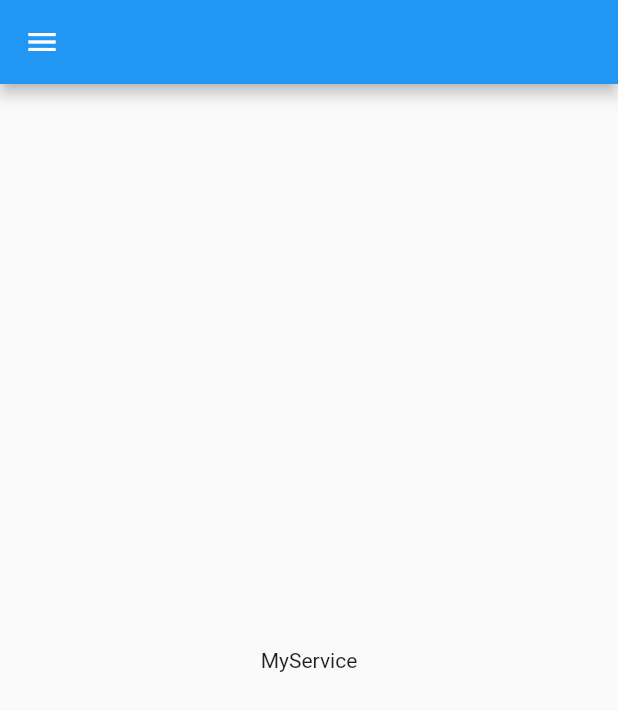
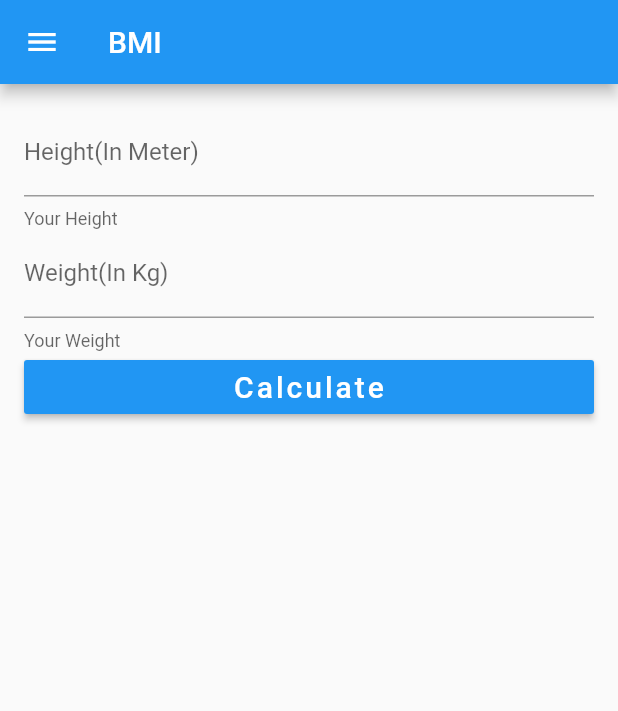
Before and after one commit to tanin5462/NeungFlutterLearning, a Flutter app: the MyService screen opened directly, on a phone screen of 412 x 824 dp. Shown: the top 711 px of the screen. Run offline on Flutter 3.47's test engine with Material 2 defaults, Android fonts, the phone set to English and light mode, and no system bars; our stand-ins replace cloud_firestore, shared_preferences; accounts and stored records are empty.

```diff
--- /dev/null
+++ b/lib/screens/bmi_program.dart
@@ -0,0 +1,142 @@
+import 'package:flutter/material.dart';
+
+class MyBmi extends StatefulWidget {
+  @override
+  _MyBmiState createState() => _MyBmiState();
+}
+
+class _MyBmiState extends State<MyBmi> {
+  // Explicit
+  var bmiResult, height, weight;
+  bool isShowBmiResult = false;
+  final formKey = GlobalKey<FormState>();
+  final TextEditingController _controller = new TextEditingController();
+  // Methods
+  Widget showForm() {
+    return Form(
+      key: formKey,
+      child: Column(
+        children: <Widget>[
+          heightText(),
+          weightText(),
+        ],
+      ),
+    );
+  }
+
+  Widget heightText() {
+    return TextFormField(
+      decoration: InputDecoration(
+        labelText: "Height(In Meter)",
+        helperText: "Your Height",
+      ),
+      onSaved: (String value) {
+        height = value;
+      },
+    );
+  }
+
+  Widget weightText() {
+    return TextFormField(
+      decoration: InputDecoration(
+        labelText: "Weight(In Kg)",
+        helperText: "Your Weight",
+      ),
+      onSaved: (String value) {
+        weight = value;
+      },
+    );
+  }
+
+  Widget showResult() {
+    if (isShowBmiResult) {
+      return Container(
+        padding: EdgeInsets.all(16.0),
+        child: Center(
+          child: Column(
+            children: <Widget>[
+              Text(
+                "Your BMI",
+                style: TextStyle(fontSize: 30.0, letterSpacing: 3.0),
+              ),
+              Container(
+                height: 16.0,
+              ),
+              Text(
+                bmiResult.toStringAsFixed(2),
+                style: TextStyle(fontSize: 30.0, letterSpacing: 3.0),
+              )
+            ],
+          ),
+        ),
+      );
+    } else {
+      return Container();
+    }
+  }
+
+  Widget calculateButton() {
+    return RaisedButton(
+      color: Colors.blue,
+      textColor: Colors.white,
+      child: Text(
+        "Calculate",
+        style: TextStyle(letterSpacing: 2.0, fontSize: 20),
+      ),
+      onPressed: () {
+        formKey.currentState.save();
+        // print("height = $height , weight = $weight");
+        var newWeight = double.parse(weight);
+        var newHeight = double.parse(height) / 100;
+        var powerOfHeight = newHeight * newHeight;
+        print("newWeight = $newWeight, newHeight = $powerOfHeight");
+
+        setState(() {
+          bmiResult = newWeight / powerOfHeight;
+          isShowBmiResult = true;
+        });
+      },
+    );
+  }
+
+  Widget clearButton() {
+    if (isShowBmiResult) {
+      return RaisedButton(
+        textColor: Colors.white,
+        color: Colors.red[400],
+        child: Text(
+          "Clear",
+          style: TextStyle(fontSize: 20, letterSpacing: 2.0),
+        ),
+        onPressed: () {
+          setState(() {
+            bmiResult = "";
+            height = "";
+            weight = "";
+            isShowBmiResult = false;
+          });
+        },
+      );
+    } else {
+      return Container();
+    }
+  }
+
+  @override
+  Widget build(BuildContext context) {
+    return Container(
+      width: MediaQuery.of(context).size.width,
+      padding: EdgeInsets.all(16.0),
+      child: Container(
+        child: ListView(
+          children: <Widget>[
+            showForm(),
+            showResult(),
+            calculateButton(),
+            clearButton(),
+          ],
+        ),
+      ),
+    );
+  }
+}
--- a/lib/screens/myservice.dart
+++ b/lib/screens/myservice.dart
@@ -1,4 +1,8 @@
 import 'package:flutter/material.dart';
+import 'package:neungflutter/screens/bmi_program.dart';
+import 'package:neungflutter/screens/calculator_program.dart';
+import 'package:neungflutter/screens/home.dart';
+import 'package:shared_preferences/shared_preferences.dart';
 
 class MyService extends StatefulWidget {
   @override
@@ -6,6 +10,59 @@ class MyService extends StatefulWidget {
 }
 
 class _MyServiceState extends State<MyService> {
+  // Explicit
+
+  Widget myWidget = MyBmi();
+  String barName = "BMI";
+
+  // Methods
+
+  Widget myAppName() {
+    return Text(
+      "Let's travel",
+      style: TextStyle(
+          letterSpacing: 3.0,
+          fontSize: 20,
+          color: Colors.white,
+          shadows: <Shadow>[
+            Shadow(
+                // bottomLeft
+                offset: Offset(-1.5, -1.5),
+                blurRadius: 5.0,
+                color: Colors.blueGrey),
+            Shadow(
+                // bottomRight
+                offset: Offset(1.5, -1.5),
+                blurRadius: 5.0,
+                color: Colors.blueGrey),
+            Shadow(
+                // topRight
+                offset: Offset(1.5, 1.5),
+                blurRadius: 5.0,
+                color: Colors.blueGrey),
+            Shadow(
+                // topLeft
+                offset: Offset(-1.5, 1.5),
+                blurRadius: 5.0,
+                color: Colors.blueGrey),
+          ]),
+    );
+  }
+
+  Widget myLogo() {
+    return Container(
+      width: 80,
+      child: Image.asset('images/myLogo.png'),
+    );
+  }
+
+  Widget mySizeBox() {
+    return Container(
+      width: 16.0,
+      height: 16.0,
+    );
+  }
+
   Widget myDrawerHead() {
     return DrawerHeader(
       decoration: BoxDecoration(
@@ -15,7 +72,11 @@ class _MyServiceState extends State<MyService> {
         ], radius: 1.5),
       ),
       child: Column(
-        children: <Widget>[],
+        children: <Widget>[
+          myLogo(),
+          mySizeBox(),
+          myAppName(),
+        ],
       ),
     );
   }
@@ -26,6 +87,8 @@ class _MyServiceState extends State<MyService> {
         children: <Widget>[
           myDrawerHead(),
           bmiMenu(),
+          calculatorMenu(),
+          logout()
         ],
       ),
     );
@@ -34,21 +97,72 @@ class _MyServiceState extends State<MyService> {
   Widget bmiMenu() {
     return ListTile(
       leading: Icon(
-        Icons.video_call,
+        Icons.poll,
         size: 36.0,
+        color: Colors.green,
       ),
       title: Text('Bmi Program'),
-      onTap: () {},
+      onTap: () {
+        setState(() {
+          barName = "BMI";
+          myWidget = MyBmi();
+          Navigator.of(context).pop();
+        });
+      },
     );
+  }
+
+  Widget calculatorMenu() {
+    return ListTile(
+      leading: Icon(
+        Icons.airplay,
+        size: 36.0,
+        color: Colors.amber,
+      ),
+      title: Text('Calculator Program'),
+      onTap: () {
+        setState(() {
+          barName = "Calculator";
+          myWidget = MyCalculator();
+          Navigator.of(context).pop();
+        });
+      },
+    );
+  }
+
+  Widget logout() {
+    return ListTile(
+      leading: Icon(
+        Icons.airplay,
+        size: 36.0,
+        color: Colors.red,
+      ),
+      title: Text('Logout'),
+      onTap: () {
+        setLoginMode();
+      },
+    );
+  }
+
+  Future<void> setLoginMode() async {
+    final prefs = await SharedPreferences.getInstance();
+// set value
+    await prefs.setInt('login', 0);
+    MaterialPageRoute materialPageRoute =
+        MaterialPageRoute(builder: (BuildContext context) => Home());
+    Navigator.of(context)
+        .pushAndRemoveUntil(materialPageRoute, (Route<dynamic> route) => false);
   }
 
   @override
   Widget build(BuildContext context) {
     return Scaffold(
       drawer: myDrawerMenu(),
-      appBar: AppBar(),
-      body: Center(
-        child: Text("MyService"),
+      appBar: AppBar(
+        title: Text(barName),
+      ),
+      body: Container(
+        child: myWidget,
       ),
     );
   }
--- a/pubspec.yaml
+++ b/pubspec.yaml
@@ -24,6 +24,7 @@ dependencies:
   # Use with the CupertinoIcons class for iOS style icons.
   cupertino_icons: ^0.1.2
   cloud_firestore: ^0.12.9
+  shared_preferences: ^0.5.3+4
 
 dev_dependencies:
   flutter_test:
```
Also changed, not shown: lib/screens/calculator_program.dart (added, +15 -0 lines), lib/screens/home.dart (+18 -0 lines), lib/screens/signin.dart (+35 -15 lines), pubspec.lock.
